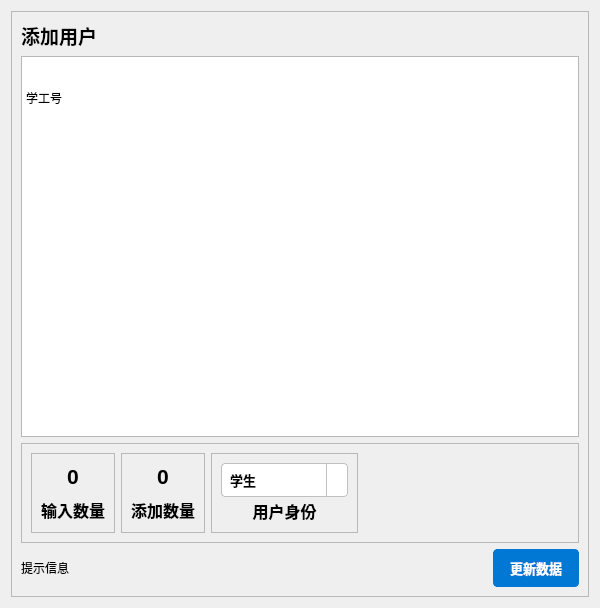
Before: the Qt Designer form view/RegisterCenter/registernewuser.ui in JunWang666/LabNexus, drawn with Qt 5.
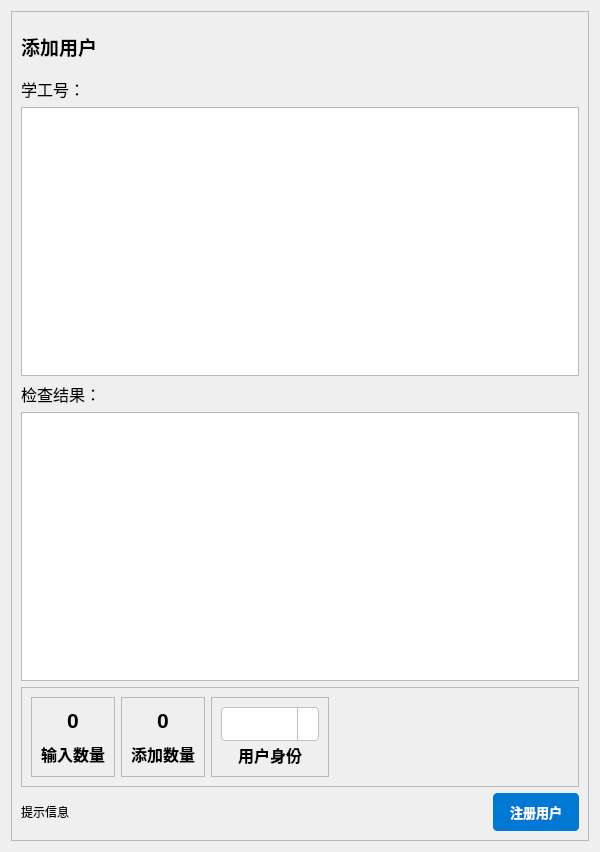
After: the same form once the commit is applied. Icons and pictures are not drawn.

Commit message: [feature] 批量用户注册功能：新增批量创建用户及组分配接口，完善注册界面支持批量输入、身份选择与结果导出，优化用户有效性检查与提示交互

What changed in the file:
```diff
--- a/view/RegisterCenter/registernewuser.ui
+++ b/view/RegisterCenter/registernewuser.ui
@@ -7,7 +7,7 @@
                 <x>0</x>
                 <y>0</y>
                 <width>600</width>
-                <height>608</height>
+                <height>852</height>
             </rect>
         </property>
         <property name="windowTitle">
@@ -25,6 +25,12 @@
                     <layout class="QVBoxLayout" name="verticalLayout_3">
                         <item>
                             <widget class="QLabel" name="label">
+                                <property name="minimumSize">
+                                    <size>
+                                        <width>0</width>
+                                        <height>50</height>
+                                    </size>
+                                </property>
                                 <property name="font">
                                     <font>
                                         <pointsize>14</pointsize>
@@ -36,6 +42,18 @@
                                 </property>
                             </widget>
                         </item>
+                        <item>
+                            <widget class="QLabel" name="label_2">
+                                <property name="font">
+                                    <font>
+                                        <pointsize>12</pointsize>
+                                    </font>
+                                </property>
+                                <property name="text">
+                                    <string>学工号：</string>
+                                </property>
+                            </widget>
+                        </item>
                         <item>
                             <widget class="QTextEdit" name="NewUser">
                                 <property name="html">
@@ -48,12 +66,28 @@
                                         li.checked::marker { content: &quot;\2612&quot;; }
                                         &lt;/style&gt;&lt;/head&gt;&lt;body style=&quot; font-family:'Microsoft YaHei
                                         UI'; font-size:9pt; font-weight:400; font-style:normal;&quot;&gt;
-                                        &lt;p style=&quot; margin-top:0px; margin-bottom:0px; margin-left:0px;
-                                        margin-right:0px; -qt-block-indent:0; text-indent:0px;&quot;&gt;学工号&lt;/p&gt;&lt;/body&gt;&lt;/html&gt;
+                                        &lt;p style=&quot;-qt-paragraph-type:empty; margin-top:0px; margin-bottom:0px;
+                                        margin-left:0px; margin-right:0px; -qt-block-indent:0; text-indent:0px;&quot;&gt;&lt;br
+                                        /&gt;&lt;/p&gt;&lt;/body&gt;&lt;/html&gt;
                                     </string>
                                 </property>
                             </widget>
                         </item>
+                        <item>
+                            <widget class="QLabel" name="label_3">
+                                <property name="font">
+                                    <font>
+                                        <pointsize>12</pointsize>
+                                    </font>
+                                </property>
+                                <property name="text">
+                                    <string>检查结果：</string>
+                                </property>
+                            </widget>
+                        </item>
+                        <item>
+                            <widget class="QTextBrowser" name="textBrowser"/>
+                        </item>
                         <item>
                             <widget class="QFrame" name="frame_2">
                                 <property name="minimumSize">
@@ -277,21 +311,6 @@
                                                                         }
                                                                     </string>
                                                                 </property>
-                                                                <item>
-                                                                    <property name="text">
-                                                                        <string>学生</string>
-                                                                    </property>
-                                                                </item>
-                                                                <item>
-                                                                    <property name="text">
-                                                                        <string>教师</string>
-                                                                    </property>
-                                                                </item>
-                                                                <item>
-                                                                    <property name="text">
-                                                                        <string>实验室管理员</string>
-                                                                    </property>
-                                                                </item>
                                                             </widget>
                                                         </item>
                                                         <item>
@@ -402,7 +421,7 @@
                                             </string>
                                         </property>
                                         <property name="text">
-                                            <string>更新数据</string>
+                                            <string>注册用户</string>
                                         </property>
                                     </widget>
                                 </item>
```
Left out of the diff: 4 changed lines with no effect on the pictures. The commit also changes 5 other files.
